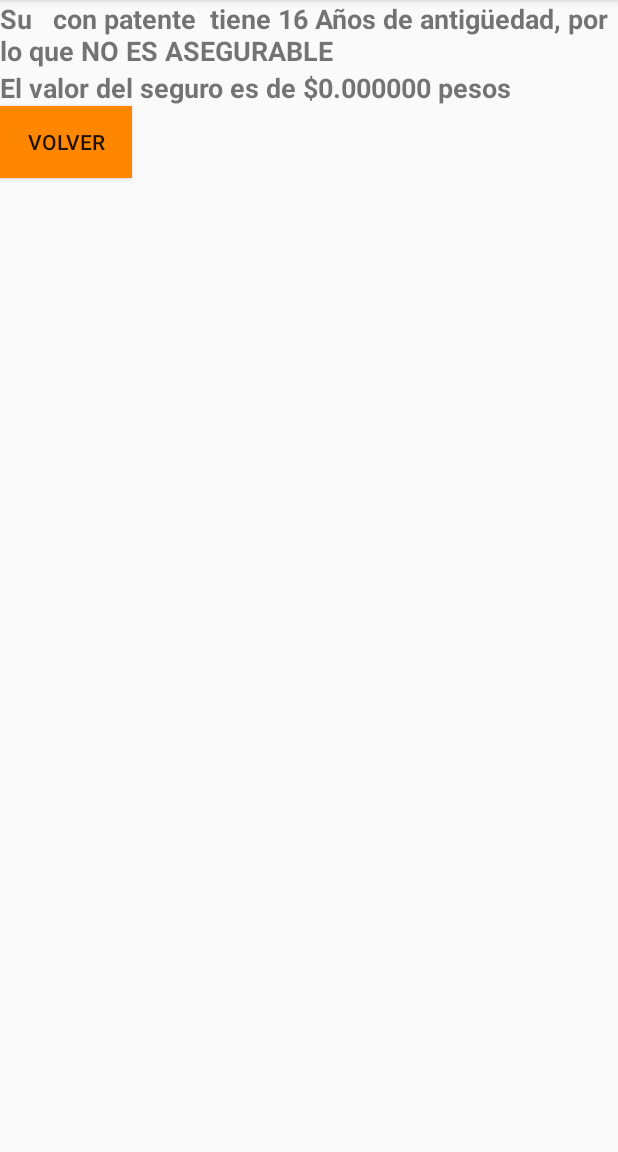
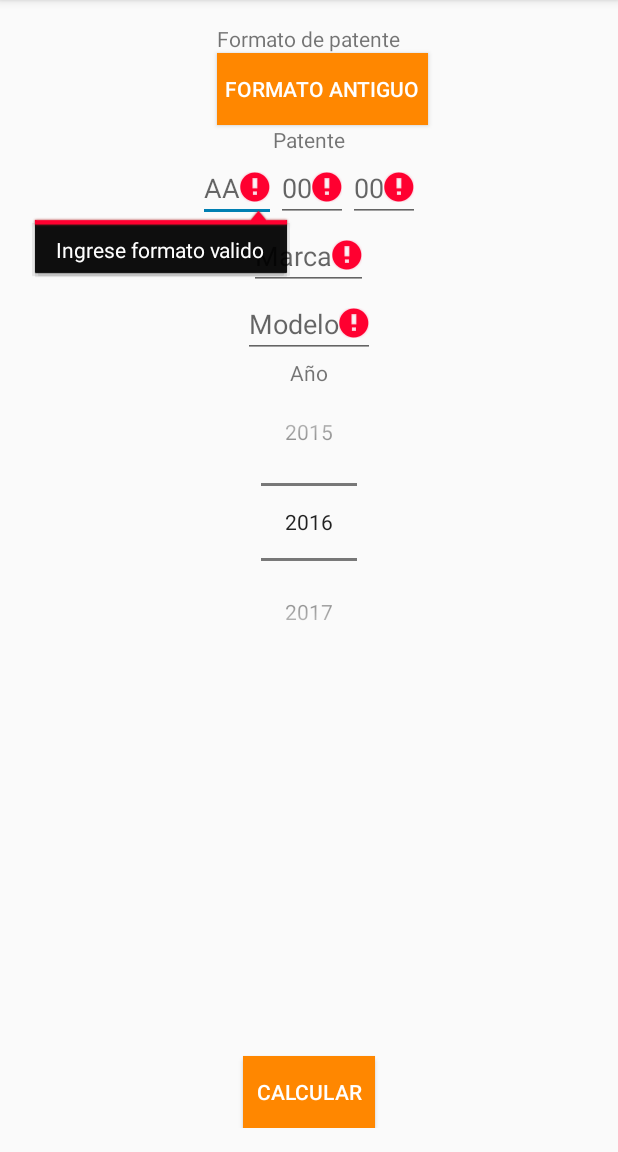
Before and after one commit to CasteroideYT/Aseguradora, an Android app: the screen it shows after launch (MostrarDatos before the commit, MainActivity after it), after a tap on "CALCULAR", on a phone screen of 412 x 824 dp, the part 84-1236 px from its top. Run offline under Robolectric (Android 15) with nearby library versions, the phone set to English and light mode, and no system bars.

Commit message:
V- 1.1
Añadido:
-Comprobacion para evitar Patentes mal ingresadas
-Comprovacion para evitar Datos en blanco
-Imagen en el resultado, que cambia segun el estado del vehiculo
- Alguno que otro bug

Cambios:
-Cambio en la logica que hacia que cuando un vehiculo tenia 10 años de
antiguedad lo tomara como no valido
- Ahora cuando un vehiculo tiene menos de un año de antiguedad se
considera como un año.
-Cambio en la interfaz

Eliminaciones:
-Eliminado partes de codigo inutilizado

-22/09/2017

```diff
--- a/app/build.gradle
+++ b/app/build.gradle
@@ -7,8 +7,8 @@ android {
         applicationId "cl.espinoza.aseguradora"
         minSdkVersion 19
         targetSdkVersion 26
-        versionCode 1
-        versionName "1.0"
+        versionCode 2
+        versionName "1.1"
         testInstrumentationRunner "android.support.test.runner.AndroidJUnitRunner"
     }
     buildTypes {
--- a/app/src/main/java/cl/espinoza/aseguradora/MainActivity.java
+++ b/app/src/main/java/cl/espinoza/aseguradora/MainActivity.java
@@ -4,56 +4,83 @@ package cl.espinoza.aseguradora;
 import android.content.Intent;
 import android.support.v7.app.AppCompatActivity;
 import android.os.Bundle;
+import android.text.InputType;
 import android.view.View;
+import android.widget.CompoundButton;
 import android.widget.EditText;
 import android.widget.NumberPicker;
-import android.widget.TextView;
-import com.android.volley.RequestQueue;
-
+import android.widget.ToggleButton;
 import java.util.Calendar;
 import java.util.GregorianCalendar;
 import java.util.TimeZone;
+import java.util.regex.Matcher;
+import java.util.regex.Pattern;
 
 public class MainActivity extends AppCompatActivity {
-    RequestQueue requestQueue;  // This is our requests queue to process our HTTP requests.
-    TextView    uf;
-    EditText    edtPPU1; //Primeras 2 Letras de ppu
-    EditText    edtPPU2; // Segundas 2 letras o numeros de ppu, segun el formato seleccionado
-    EditText    edtPPU3; // Ultimos 2 numeros de ppu
-    EditText    edtMarca;
-    EditText    edtModelo;
+    EditText        edtPPU1; //Primeras 2 Letras de ppu
+    EditText        edtPPU2; // Segundas 2 letras o numeros de ppu, segun el formato seleccionado
+    EditText        edtPPU3; // Ultimos 2 numeros de ppu
+    EditText        edtMarca;
+    EditText        edtModelo;
+    ToggleButton    btnTipoPpu;
     NumberPicker    npAnio;
-    String      ufApiURL    = "http://api.sbif.cl/api-sbifv3/recursos_api/uf";  // API para obtener uf, URL base
-    String      ufKey       = "bf8b1c148c395337b5bd244a51b67a571670e7a8"; //Api para obtener UF, clave
-    String      url; //La mescla de url base y Clave
-    String      ppu; //En este string se juntaran las 3 partes de la ppu
-    int         anioActual = obtenerAnioActual();
-    int         anioVehiculo;
+    String          ufApiURL    = "http://api.sbif.cl/api-sbifv3/recursos_api/uf";  // API para obtener uf, URL base
+    String          ufKey       = "bf8b1c148c395337b5bd244a51b67a571670e7a8"; //Api para obtener UF, clave
+    String          url; //La mescla de url base y Clave
+    String          ppu; //En este string se juntaran las 3 partes de la ppu
+    int             anioActual  = obtenerAnioActual();
+    int             anioVehiculo;
+    boolean         correcto    = true;
+    boolean         formatonuevo;
 
 
     @Override
     protected void onCreate(Bundle savedInstanceState) {
         super.onCreate(savedInstanceState);
         setContentView(R.layout.activity_main);
-        edtPPU1     = (EditText) findViewById(R.id.etx_PPU1);
-        edtPPU2     = (EditText) findViewById(R.id.etx_PPU2);
-        edtPPU3     = (EditText) findViewById(R.id.etx_PPU3);
-        edtMarca    = (EditText) findViewById(R.id.etx_Marca);
-        edtModelo   = (EditText) findViewById(R.id.etx_Modelo);
-        npAnio      = (NumberPicker) findViewById(R.id.np_anio);
+        edtPPU1     = (EditText)     findViewById(R.id.etx_PPU1);
+        edtPPU2     = (EditText)     findViewById(R.id.etx_PPU2);
+        edtPPU3     = (EditText)     findViewById(R.id.etx_PPU3);
+        edtMarca    = (EditText)     findViewById(R.id.etx_Marca);
+        edtModelo   = (EditText)     findViewById(R.id.etx_Modelo);
+        npAnio      = (NumberPicker) findViewById(R.id.np_Anio);
+        btnTipoPpu  = (ToggleButton) findViewById(R.id.tgb_formato);
         //Se especifica un valor minimo para el año, un maximo y el seleccionado por defecto
-        npAnio.setMinValue(1980);
-        npAnio.setMaxValue(anioActual);
-        npAnio.setValue(2010);
-        //Gets whether the selector wheel wraps when reaching the min/max value.
+        npAnio.setMinValue(1940);
+        npAnio.setMaxValue(anioActual+1);
+        npAnio.setValue(anioActual-10);
+        //Permite que el selector se mueva entre los limites
         npAnio.setWrapSelectorWheel(true);
 
+        //Metodos para cambiar el tipo de entrada al cambiar el ToggleButton
+        btnTipoPpu.setOnCheckedChangeListener(new CompoundButton.OnCheckedChangeListener() {
+            public void onCheckedChanged(CompoundButton compoundButton, boolean seleccionado) {
+                if (seleccionado){
+                    //Se configura para el formato Nuevo de patente
+                    edtPPU2.setInputType(InputType.TYPE_TEXT_FLAG_CAP_CHARACTERS);
+                    edtPPU2.setHint("AA");
+                    formatonuevo = true;
+            }else{
+                    edtPPU2.setInputType(InputType.TYPE_CLASS_NUMBER);
+                    edtPPU2.setHint("00");
+                    formatonuevo = false;
+                }
+        };
 
+        });
     }
     public void ver (View v) {
-        Intent i=new Intent(this,MostrarDatos.class);
+        correcto = true;
         anioVehiculo = npAnio.getValue();
         ppu = (edtPPU1.getText().toString()+edtPPU2.getText().toString()+edtPPU3.getText().toString()).toUpperCase();
+        validarVacios(); //Se llama al metodo para validar que no existan datos en blanco
+        if (formatonuevo==true){
+            validadPpuNueva(); //Se llama al metodo para validar el ingreso segun formato de Patente nueva
+        }else {
+            validarPpuAntigua(); //Se llama al metodo para validar el ingreso segun formato de Patente antigua
+        }
+        if(correcto==true){
+            Intent i=new Intent(this,MostrarDatos.class);
             i.putExtra("ppu", ppu);
             i.putExtra("marca", edtMarca.getText().toString());
             i.putExtra("modelo", edtModelo.getText().toString());
@@ -61,12 +88,58 @@ public class MainActivity extends AppCompatActivity {
             i.putExtra("anioVehiculo", anioVehiculo);
             startActivity(i);
         }
+    }
     public int obtenerAnioActual() {
         Calendar calendario = new GregorianCalendar(TimeZone.getTimeZone("America/Santiago"));
         return calendario.get(Calendar.YEAR);
     }
+    public boolean validarVacios(){
+        //Valida que el campo de Marca no este vacio
+        if(edtMarca.getText().toString().equals("")){
+            edtMarca.setError("Ingrese marca del vehiculo");
+            correcto = false;
+        }
+        //Valida que el campo de Modelo no este vacio
+        if(edtModelo.getText().toString().equals("")){
+            edtModelo.setError("Ingrese modelo del vehiculo");
+            correcto = false;
+        }
+        if(edtPPU1.getText().toString().length()!=2){
+            edtPPU1.setError("Debe ingresar 2 digitos");
+            correcto = false;
+        }
+        if(edtPPU2.getText().toString().length()!=2){
+            edtPPU2.setError("Debe ingresar 2 digitos");
+            correcto = false;
+        }
+        if(edtPPU3.getText().toString().length()!=2){
+            edtPPU3.setError("Debe ingresar 2 digitos");
+            correcto = false;
+        }
 
-
-
-
+        return correcto;
     }
+    public boolean validarPpuAntigua (){
+        Pattern patronVieja = Pattern.compile("[ABCEFGHDKLNPRSTUVXYZWM][ABCEFGHDKLNPRSTUVXYZWM]");
+        Matcher valPpuPt1 = patronVieja.matcher(edtPPU1.getText().toString());
+        if(!valPpuPt1.find()){
+            edtPPU1.setError("Ingrese formato valido");
+            correcto = false;
+        }
+        return correcto;
+    }
+    public boolean validadPpuNueva(){
+        Pattern patronNueva = Pattern.compile("[BCDFGHJKLPRSTVWXYZ][BCDFGHJKLPRSTVWXYZ]");
+        Matcher valPpuPt1 = patronNueva.matcher(edtPPU1.getText().toString());
+        Matcher valPpuPt2 = patronNueva.matcher(edtPPU2.getText().toString());
+        if(!valPpuPt1.find()){
+            edtPPU1.setError("Ingrese formato valido");
+            correcto = false;
+        }
+        if(!valPpuPt2.find()){
+            edtPPU2.setError("Ingrese formato valido");
+            correcto = false;
+        }
+        return correcto;
+    }
+}
--- a/app/src/main/java/cl/espinoza/aseguradora/MostrarDatos.java
+++ b/app/src/main/java/cl/espinoza/aseguradora/MostrarDatos.java
@@ -1,14 +1,17 @@
 package cl.espinoza.aseguradora;
 
+import android.support.v4.content.ContextCompat;
 import android.support.v7.app.AppCompatActivity;
 import android.os.Bundle;
 import android.view.View;
+import android.widget.ImageView;
 import android.widget.TextView;
 
 
 public class MostrarDatos extends AppCompatActivity {
     TextView    tvDatos;
     TextView    tvValor;
+    ImageView   imResultado;
     String      ppu;
     String      marca;
     String      modelo;
@@ -19,7 +22,7 @@ public class MostrarDatos extends AppCompatActivity {
     int         anioActual;
     int         antiguedad;
     double      valorUF;
-    double      valorSeguro;
+    String      valorSeguro;
 
     @Override
     protected void onCreate(Bundle savedInstanceState) {
@@ -27,6 +30,7 @@ public class MostrarDatos extends AppCompatActivity {
         setContentView(R.layout.activity_mostrar_datos);
         tvDatos         = (TextView) findViewById(R.id.txv_DatosAuto);
         tvValor         = (TextView) findViewById(R.id.txv_ValorSeguro);
+        imResultado     = (ImageView)findViewById(R.id.imv_Estado);
         //Se obtienen los datos capturados en MainActivity
         Bundle bundle   = getIntent().getExtras();
         ppu             = bundle.getString("ppu");
@@ -36,38 +40,47 @@ public class MostrarDatos extends AppCompatActivity {
         anioActual      = bundle.getInt("anioActual");
         antiguedad      = obtnenerAntiguedad(anioActual,anioVehiculo);
         estadoVehiculo  = determinarEstadoVehiculo(antiguedad);
-        valorUF         = 26624.85; //Valor de UF a la fecha 12-09-2017 02:45 AM
+        valorUF         = 26642.59; //Valor de UF a la fecha 22-09-2017 04:41 AM
         valorSeguro     = calcularValorSeguro(antiguedad, valorUF);
         //Creacion del mensaje a mostrar
         datosVehiculo   = String.format(getResources().getString(R.string.mensaje_resultado),marca,modelo,ppu,antiguedad,estadoVehiculo);
         datosSeguro     = String.format(getResources().getString(R.string.valor_seguro),valorSeguro);
         //Se muestra el mensaje con los datos del vehiculo
+        if (estadoVehiculo.equals("ES ASEGURABLE")){
+            imResultado.setImageDrawable(ContextCompat.getDrawable(this,R.drawable.valido));
+        }else{
+            imResultado.setImageDrawable(ContextCompat.getDrawable(this,R.drawable.novalido));
+        }
         tvDatos.setText(datosVehiculo);
         tvValor.setText(datosSeguro);
     }
 
     /* Calcula el valor del seguro, multiplicando 0,1 UF por Años de antiguedad,
     y esto transladandolo a pesos chilenos multiplicando por el valor de la uf */
-    public double calcularValorSeguro (int antiguedad, double uf){
+    public String calcularValorSeguro (int antiguedad, double uf){
+        String stvalor;
         double valor;
-        if(antiguedad < 10){
+        if(antiguedad <= 10){
             valor = (antiguedad * 0.1);
             valor = valor * uf;
         }else {
             valor = 0;
         }
-
-        return valor;
+        stvalor =String.format("%3f",valor);
+        return stvalor;
     }
 
     public int obtnenerAntiguedad(int anioActual, int anioVehiculo){
         int diferencia;
         diferencia = anioActual - anioVehiculo;
+        if (diferencia <= 1){
+            diferencia = 1;
+        }
         return diferencia;
     }
 
     public String determinarEstadoVehiculo(int antiguedad){
-        if (antiguedad < 10){
+        if (antiguedad <= 10){
             return "ES ASEGURABLE";
         }else {
             return "NO ES ASEGURABLE";
--- a/app/src/main/res/layout/activity_main.xml
+++ b/app/src/main/res/layout/activity_main.xml
@@ -1,20 +1,45 @@
 <?xml version="1.0" encoding="utf-8"?>
-<LinearLayout xmlns:android="http://schemas.android.com/apk/res/android"
-    xmlns:app="http://schemas.android.com/apk/res-auto"
+<RelativeLayout xmlns:android="http://schemas.android.com/apk/res/android"
     xmlns:tools="http://schemas.android.com/tools"
-    android:orientation="vertical"
+    android:paddingBottom="16dp"
+    android:paddingLeft="16dp"
+    android:paddingRight="16dp"
+    android:paddingTop="16dp"
     android:layout_width="match_parent"
     android:layout_height="match_parent"
     tools:context="cl.espinoza.aseguradora.MainActivity">
-    <Switch
-        android:id="@+id/swt_formato"
+    <TextView
+        android:id="@+id/txv_Formato"
+        android:layout_centerHorizontal="true"
+        android:layout_alignParentTop="true"
         android:layout_width="wrap_content"
         android:layout_height="wrap_content"
-        android:text="Formato Antiguo"/>
+        android:text="Formato de patente"/>
+    <ToggleButton
+        android:id="@+id/tgb_formato"
+        android:padding="5dp"
+        android:layout_width="wrap_content"
+        android:layout_height="wrap_content"
+        android:textOff="Formato Antiguo"
+        android:textOn="Formato Nuevo"
+        android:background="@color/colorPrimaryDark"
+        android:textColor="@color/blanco"
+        android:layout_below="@+id/txv_Formato"
+        android:layout_alignStart="@+id/txv_Formato"
+        android:layout_centerHorizontal="true"/>
+    <TextView
+        android:id="@+id/txv_Patente"
+        android:layout_width="wrap_content"
+        android:layout_height="wrap_content"
+        android:text="Patente"
+        android:layout_below="@+id/tgb_formato"
+        android:layout_centerHorizontal="true"/>
     <LinearLayout
         android:layout_width="wrap_content"
         android:layout_height="wrap_content"
-        android:id="@+id/layout_PPU">
+        android:id="@+id/layout_PPU"
+        android:layout_below="@+id/txv_Patente"
+        android:layout_centerHorizontal="true">
         <EditText
             android:id="@+id/etx_PPU1"
             android:layout_width="wrap_content"
@@ -22,13 +47,16 @@
             android:hint="AA"
             android:selectAllOnFocus="true"
             android:maxLength="2"
-            android:inputType="text"/>
+            android:textAllCaps="true"
+            android:inputType="textCapCharacters"
+            />
         <EditText
             android:id="@+id/etx_PPU2"
             android:layout_width="wrap_content"
             android:layout_height="wrap_content"
             android:hint="00"
             android:selectAllOnFocus="true"
+            android:inputType="number"
             android:maxLength="2" />
 
         <EditText
@@ -44,26 +72,38 @@
         android:id="@+id/etx_Marca"
         android:layout_width="wrap_content"
         android:layout_height="wrap_content"
-        android:hint="@string/hint_marca" />
+        android:hint="@string/hint_marca"
+        android:layout_below="@+id/layout_PPU"
+        android:layout_centerHorizontal="true"/>
     <EditText
         android:id="@+id/etx_Modelo"
         android:hint="@string/hint_modelo"
         android:layout_width="wrap_content"
-        android:layout_height="wrap_content" />
+        android:layout_height="wrap_content"
+        android:layout_below="@+id/etx_Marca"
+        android:layout_centerHorizontal="true"/>
     <TextView
+        android:id="@+id/txv_Anio"
         android:layout_width="wrap_content"
         android:layout_height="wrap_content"
-        android:text="@string/hint_año"/>
+        android:text="@string/hint_año"
+        android:layout_below="@+id/etx_Modelo"
+        android:layout_centerHorizontal="true"/>
     <NumberPicker
-        android:id="@+id/np_anio"
+        android:id="@+id/np_Anio"
         android:layout_width="wrap_content"
-        android:layout_height="wrap_content" />
+        android:layout_height="wrap_content"
+        android:layout_below="@+id/txv_Anio"
+        android:layout_centerHorizontal="true"/>
     <Button
         android:id="@+id/btn_Calcular"
         android:layout_width="wrap_content"
         android:layout_height="wrap_content"
+        android:padding="5dp"
         android:background="@color/colorPrimaryDark"
         android:onClick="ver"
         android:text="@string/btn_calcular"
-        android:textColor="@color/blanco" />
-</LinearLayout>
+        android:textColor="@color/blanco"
+        android:layout_alignParentBottom="true"
+        android:layout_centerHorizontal="true"/>
+</RelativeLayout>
--- a/app/src/main/res/values/strings.xml
+++ b/app/src/main/res/values/strings.xml
@@ -7,5 +7,5 @@
     <string name="btn_calcular">Calcular</string>
     <string name="btn_volver">Volver</string>
     <string name="mensaje_resultado">Su %1$s %2$s con patente %3$s tiene %4$d Años de antigüedad, por lo que %5$s </string>
-    <string name="valor_seguro">El valor del seguro es de $%1$f pesos</string>
+    <string name="valor_seguro">El valor del seguro es de $%1$s pesos</string>
 </resources>
```
Also changed, not shown: app/src/main/res/layout/activity_mostrar_datos.xml (+11 -3 lines), app/src/main/res/drawable/novalido.png (added), app/src/main/res/drawable/valido.png (added). Lines whose indentation alone changed are shown as unchanged.
